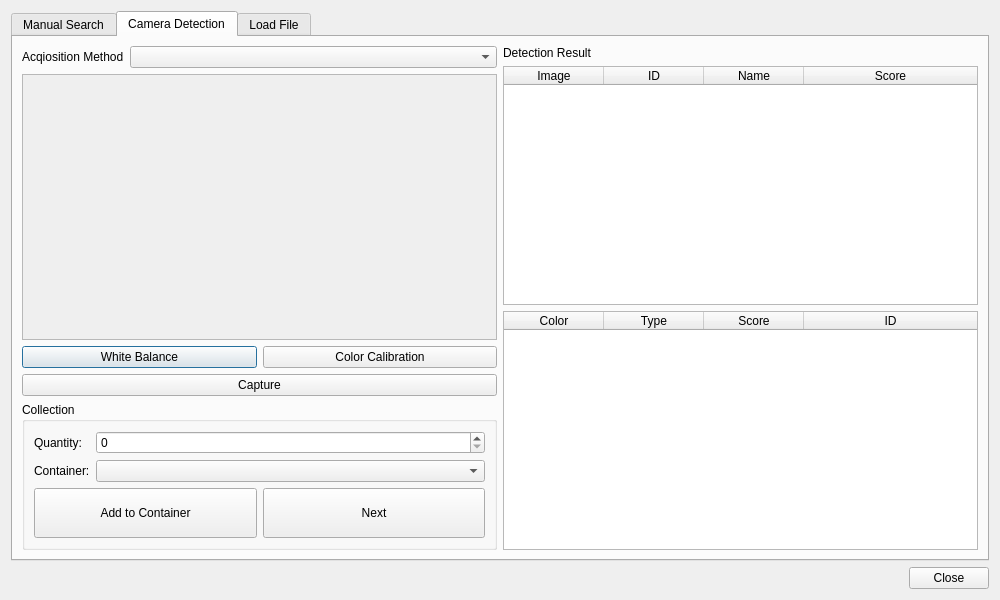
Old version of the form ui/addBricksDialog.ui in the repository Syadon/BrickCollectionManager.
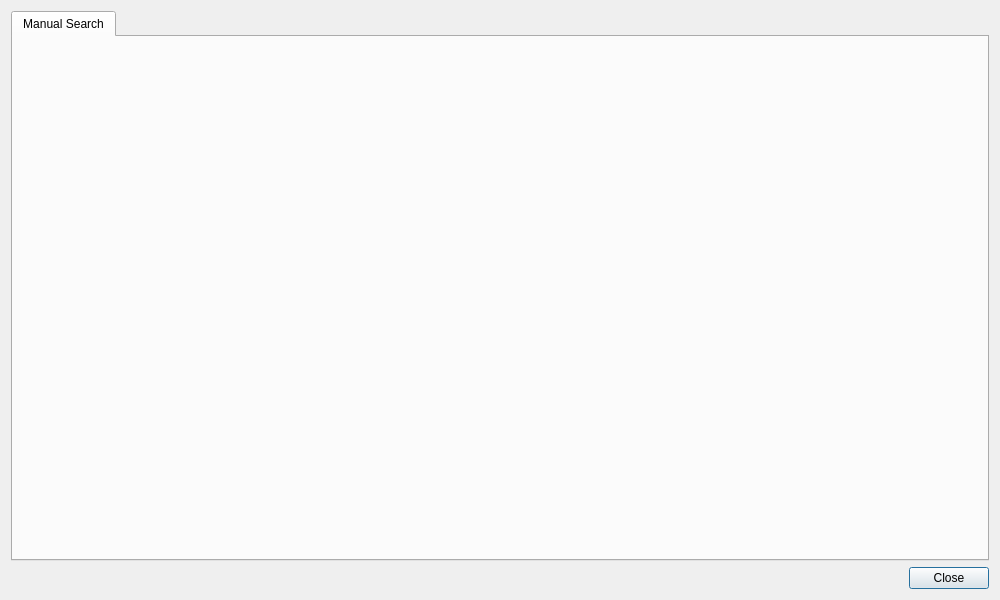
New version of the form. The open tabs and pages were chosen to show the change.

Diff of the .ui file:
```diff
--- a/ui/addBricksDialog.ui
+++ b/ui/addBricksDialog.ui
@@ -32,261 +32,6 @@
        </item>
       </layout>
      </widget>
-     <widget class="QWidget" name="cameraTab">
-      <attribute name="title">
-       <string>Camera Detection</string>
-      </attribute>
-      <layout class="QVBoxLayout" name="verticalLayout_3">
-       <item>
-        <layout class="QVBoxLayout" name="cameraTabLayout">
-         <item>
-          <layout class="QHBoxLayout" name="dialogLayout">
-           <item>
-            <layout class="QVBoxLayout" name="acqCollLayout">
-             <item>
-              <layout class="QHBoxLayout" name="acquisitionOptLayout" stretch="0,1">
-               <item>
-                <widget class="QLabel" name="acquisitionLabel">
-                 <property name="text">
-                  <string>Acqiosition Method</string>
-                 </property>
-                </widget>
-               </item>
-               <item>
-                <widget class="QComboBox" name="acquisition_combo"/>
-               </item>
-              </layout>
-             </item>
-             <item>
-              <layout class="QVBoxLayout" name="cameraLayout">
-               <item>
-                <widget class="QGraphicsView" name="cameraView">
-                 <property name="enabled">
-                  <bool>false</bool>
-                 </property>
-                </widget>
-               </item>
-               <item>
-                <layout class="QHBoxLayout" name="calibsLayout">
-                 <item>
-                  <widget class="QPushButton" name="whiteBalanceButton">
-                   <property name="text">
-                    <string>White Balance</string>
-                   </property>
-                   <property name="checkable">
-                    <bool>true</bool>
-                   </property>
-                  </widget>
-                 </item>
-                 <item>
-                  <widget class="QPushButton" name="colorCalibButton">
-                   <property name="text">
-                    <string>Color Calibration</string>
-                   </property>
-                  </widget>
-                 </item>
-                </layout>
-               </item>
-               <item>
-                <widget class="QPushButton" name="captureButton">
-                 <property name="text">
-                  <string>Capture</string>
-                 </property>
-                </widget>
-               </item>
-              </layout>
-             </item>
-             <item>
-              <widget class="QGroupBox" name="collectionGroupBox">
-               <property name="title">
-                <string>Collection</string>
-               </property>
-               <layout class="QVBoxLayout" name="collectionLayout">
-                <item>
-                 <layout class="QFormLayout" name="collectionFormLayout">
-                  <item row="0" column="0">
-                   <widget class="QLabel" name="qtyLabel">
-                    <property name="text">
-                     <string>Quantity:</string>
-                    </property>
-                   </widget>
-                  </item>
-                  <item row="0" column="1">
-                   <widget class="QSpinBox" name="qtySpinBox"/>
-                  </item>
-                  <item row="1" column="1">
-                   <widget class="QComboBox" name="containerCombobox"/>
-                  </item>
-                  <item row="1" column="0">
-                   <widget class="QLabel" name="containerLabel">
-                    <property name="text">
-                     <string>Container:</string>
-                    </property>
-                   </widget>
-                  </item>
-                 </layout>
-                </item>
-                <item>
-                 <layout class="QHBoxLayout" name="collectionActionLayout">
-                  <item>
-                   <widget class="QPushButton" name="addToContainerButton">
-                    <property name="minimumSize">
-                     <size>
-                      <width>0</width>
-                      <height>50</height>
-                     </size>
-                    </property>
-                    <property name="text">
-                     <string>Add to Container</string>
-                    </property>
-                   </widget>
-                  </item>
-                  <item>
-                   <widget class="QPushButton" name="skipButton">
-                    <property name="minimumSize">
-                     <size>
-                      <width>0</width>
-                      <height>50</height>
-                     </size>
-                    </property>
-                    <property name="text">
-                     <string>Next</string>
-                    </property>
-                   </widget>
-                  </item>
-                 </layout>
-                </item>
-               </layout>
-              </widget>
-             </item>
-            </layout>
-           </item>
-           <item>
-            <layout class="QVBoxLayout" name="partsColorsLayout">
-             <item>
-              <widget class="QLabel" name="detactionResultLabel">
-               <property name="text">
-                <string>Detection Result</string>
-               </property>
-              </widget>
-             </item>
-             <item>
-              <widget class="QTableWidget" name="parts_list">
-               <property name="editTriggers">
-                <set>QAbstractItemView::EditTrigger::NoEditTriggers</set>
-               </property>
-               <property name="selectionMode">
-                <enum>QAbstractItemView::SelectionMode::SingleSelection</enum>
-               </property>
-               <property name="selectionBehavior">
-                <enum>QAbstractItemView::SelectionBehavior::SelectRows</enum>
-               </property>
-               <property name="iconSize">
-                <size>
-                 <width>100</width>
-                 <height>100</height>
-                </size>
-               </property>
-               <property name="showGrid">
-                <bool>false</bool>
-               </property>
-               <property name="gridStyle">
-                <enum>Qt::PenStyle::NoPen</enum>
-               </property>
-               <property name="sortingEnabled">
-                <bool>true</bool>
-               </property>
-               <property name="rowCount">
-                <number>0</number>
-               </property>
-               <property name="columnCount">
-                <number>4</number>
-               </property>
-               <attribute name="horizontalHeaderStretchLastSection">
-                <bool>true</bool>
-               </attribute>
-               <attribute name="verticalHeaderStretchLastSection">
-                <bool>false</bool>
-               </attribute>
-               <column>
-                <property name="text">
-                 <string>Image</string>
-                </property>
-               </column>
-               <column>
-                <property name="text">
-                 <string>ID</string>
-                </property>
-               </column>
-               <column>
-                <property name="text">
-                 <string>Name</string>
-                </property>
-               </column>
-               <column>
-                <property name="text">
-                 <string>Score</string>
-                </property>
-               </column>
-              </widget>
-             </item>
-             <item>
-              <widget class="QTableWidget" name="colors_list">
-               <property name="editTriggers">
-                <set>QAbstractItemView::EditTrigger::NoEditTriggers</set>
-               </property>
-               <property name="selectionMode">
-                <enum>QAbstractItemView::SelectionMode::SingleSelection</enum>
-               </property>
-               <property name="selectionBehavior">
-                <enum>QAbstractItemView::SelectionBehavior::SelectRows</enum>
-               </property>
-               <property name="sortingEnabled">
-                <bool>true</bool>
-               </property>
-               <attribute name="horizontalHeaderStretchLastSection">
-                <bool>true</bool>
-               </attribute>
-               <column>
-                <property name="text">
-                 <string>Color</string>
-                </property>
-               </column>
-               <column>
-                <property name="text">
-                 <string>Type</string>
-                </property>
-               </column>
-               <column>
-                <property name="text">
-                 <string>Score</string>
-                </property>
-               </column>
-               <column>
-                <property name="text">
-                 <string>ID</string>
-                </property>
-               </column>
-              </widget>
-             </item>
-            </layout>
-           </item>
-          </layout>
-         </item>
-        </layout>
-       </item>
-      </layout>
-     </widget>
-     <widget class="QWidget" name="fileTab">
-      <attribute name="title">
-       <string>Load File</string>
-      </attribute>
-      <layout class="QGridLayout" name="gridLayout_2">
-       <item row="0" column="0">
-        <layout class="QGridLayout" name="gridLayout"/>
-       </item>
-      </layout>
-     </widget>
     </widget>
    </item>
    <item>
```
Left out of the diff: 2 changed lines with no effect on the pictures.
